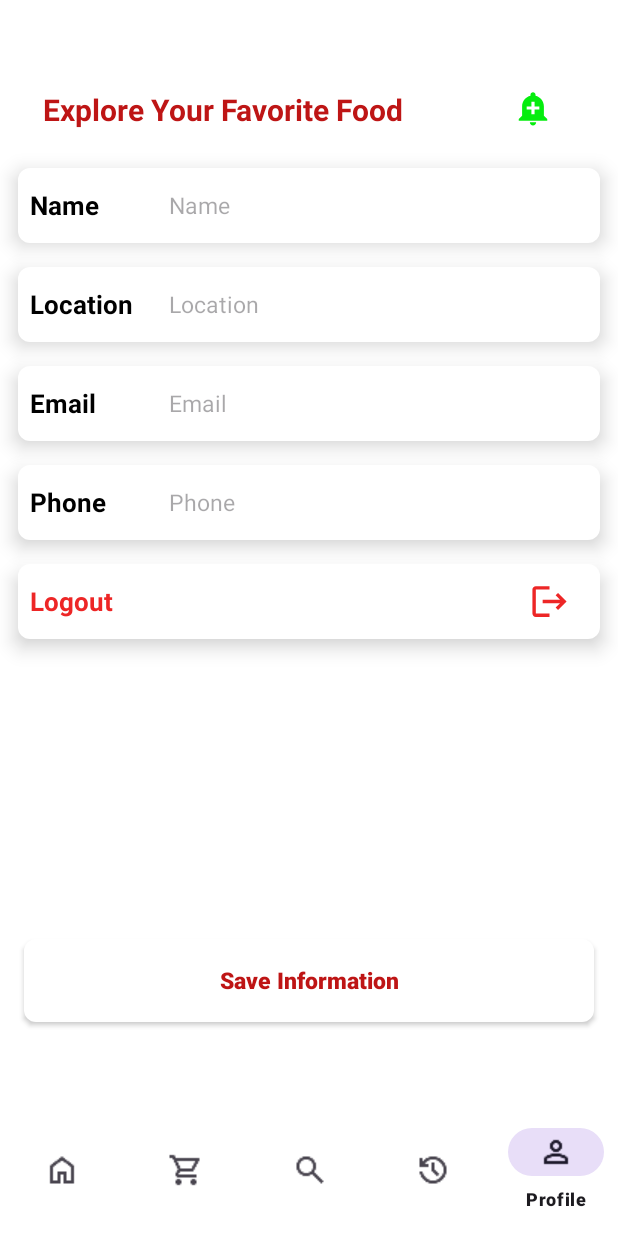
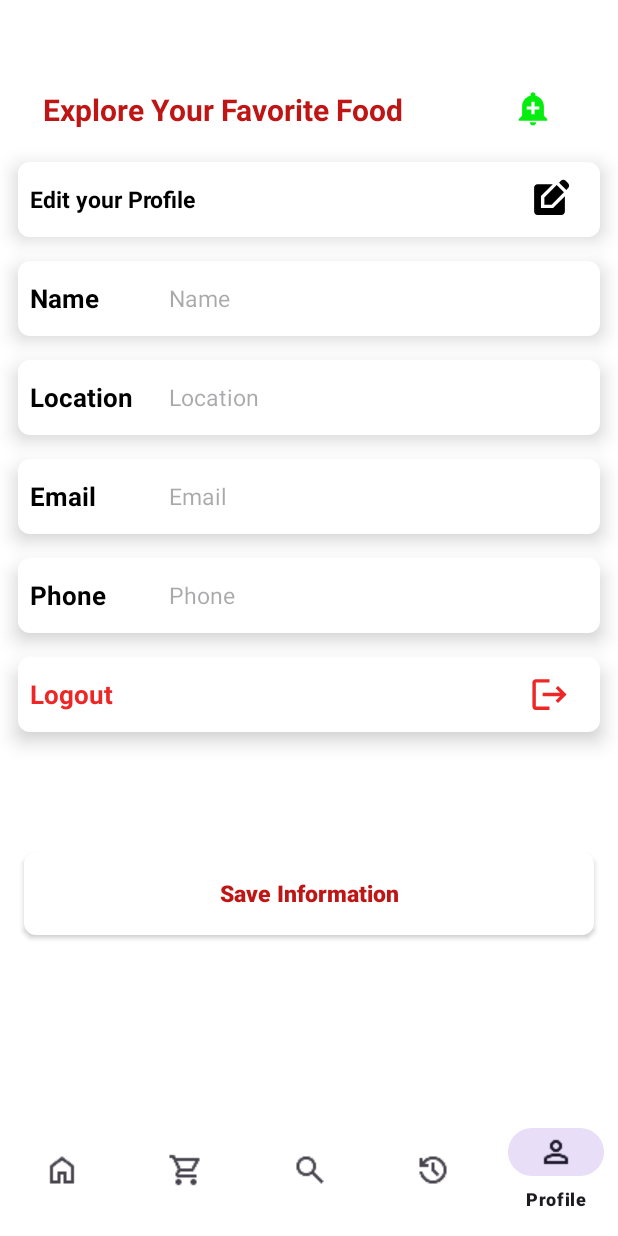
Before and after one commit to Pradeep912830/QuickBite, an Android app: the ProfileFragment screen opened through its navigation route, on a phone screen of 412 x 824 dp. Run offline under Robolectric (Android 15) with nearby library versions, the phone set to English and light mode, and no system bars; our stand-ins replace Firebase (no records; nobody signed in at launch, a user with empty details on screens opened directly), navigation-ui; libraries missing offline, so code that uses them is left out: com.denzcoskun.imageslider; pictures from the network do not load; 12 statements that could not run were skipped.

Commit message:
Profile completed

```diff
--- a/app/src/main/java/com/example/foodorderapp/Fragment/ProfileFragment.java
+++ b/app/src/main/java/com/example/foodorderapp/Fragment/ProfileFragment.java
@@ -1,35 +1,47 @@
 package com.example.foodorderapp.Fragment;
 
+import android.annotation.SuppressLint;
 import android.app.AlertDialog;
 import android.content.Intent;
 import android.os.Bundle;
 
+import androidx.annotation.NonNull;
 import androidx.appcompat.widget.AppCompatButton;
 import androidx.fragment.app.Fragment;
+
+import android.os.Handler;
 import android.view.LayoutInflater;
 import android.view.View;
 import android.view.ViewGroup;
 import android.widget.EditText;
 import android.widget.ImageView;
 import android.widget.ProgressBar;
+import android.widget.Toast;
 
 import com.example.foodorderapp.Login_Activity;
 import com.example.foodorderapp.R;
 import com.google.firebase.auth.FirebaseAuth;
+import com.google.firebase.database.DataSnapshot;
+import com.google.firebase.database.DatabaseError;
+import com.google.firebase.database.DatabaseReference;
+import com.google.firebase.database.FirebaseDatabase;
 
 
 public class ProfileFragment extends Fragment {
 
     private AppCompatButton btnSaveInformation;
-    private ImageView logout;
+    private ImageView logout, editProfile;
     private EditText userName, userLocation, userEmail;
     private FirebaseAuth auth;
     private View progressOverLay;
     private ProgressBar progressBar;
+    private DatabaseReference reference;
+    private String uid;
 
 
 
 
+    @SuppressLint({"WrongViewCast", "MissingInflatedId"})
     @Override
     public View onCreateView(LayoutInflater inflater, ViewGroup container,
                              Bundle savedInstanceState) {
@@ -43,10 +55,31 @@ public class ProfileFragment extends Fragment {
         userLocation = view.findViewById(R.id.userLocation);
         progressOverLay = view.findViewById(R.id.progressOverlay);
         progressBar = view.findViewById(R.id.progressBar);
+        editProfile = view.findViewById(R.id.editProfile);
 
+        uid = FirebaseAuth.getInstance().getCurrentUser().getUid();
         auth = FirebaseAuth.getInstance();
+        reference = FirebaseDatabase.getInstance().getReference("Users").child(uid);
+
 
         logout.setOnClickListener(v ->showLogoutDialog());
+
+        setEditable(false);
+        fetchUserData();
+
+        editProfile.setOnClickListener(v ->{
+            showProgress(true);
+            new Handler().postDelayed(() ->{
+                setEditable(true);
+                showProgress(false);
+                Toast.makeText(getContext(), "You can edit now!", Toast.LENGTH_SHORT).show();
+            }, 2000);
+        });
+
+        btnSaveInformation.setOnClickListener(v->{
+            showProgress(true);
+            new Handler().postDelayed(this::saveUserData, 2000);
+        });
 
         return view;
     }
@@ -82,4 +115,72 @@ public class ProfileFragment extends Fragment {
             }
         }, 2000); // 2000 ms = 2 sec
     }
+
+
+    private void fetchUserData() {
+        reference.addListenerForSingleValueEvent(new com.google.firebase.database.ValueEventListener() {
+            @Override
+            public void onDataChange(@NonNull DataSnapshot snapshot) {
+                if (snapshot.exists()) {
+                    String name = snapshot.child("name").getValue(String.class);
+                    String location = snapshot.child("Location").getValue(String.class);
+                    String email = snapshot.child("email").getValue(String.class);
+
+                    userName.setText(name);
+                    userEmail.setText(email);
+                    userLocation.setText(location);
+                }
+            }
+
+            @Override
+            public void onCancelled(@NonNull DatabaseError error) {
+                showProgress(false);
+                Toast.makeText(getContext(), "Failed to fetch the data!", Toast.LENGTH_SHORT).show();
+            }
+        });
+    }
+
+
+    private void saveUserData(){
+        String name = userName.getText().toString().trim();
+        String email = userEmail.getText().toString().trim();
+        String Location = userLocation.getText().toString().trim();
+
+        if(name.isEmpty()){
+            userName.setError("Fill User Name");
+            showProgress(false);
+        } else if (email.isEmpty()) {
+            userEmail.setError("Fill User Email");
+            showProgress(false);
+        } else if (Location.isEmpty()) {
+            userLocation.setError("Fill User Location");
+            showProgress(false);
+        }else {
+            reference.child("name").setValue(name);
+            reference.child("Location").setValue(Location);
+            reference.child("email").setValue(email).addOnCompleteListener(task -> {
+                showProgress(false);
+                if(task.isSuccessful()){
+                    Toast.makeText(getContext(), "Data Saved!", Toast.LENGTH_SHORT).show();
+                    setEditable(false);
+                }else {
+                    Toast.makeText(getContext(), "Failed to Save!", Toast.LENGTH_SHORT).show();
+                }
+            });
+
+            showProgress(false);
+        }
+    }
+
+    private void setEditable(boolean enabled){
+        userName.setEnabled(enabled);
+        userLocation.setEnabled(enabled);
+        userEmail.setEnabled(enabled);
+    }
+
+    private void showProgress(boolean show){
+        progressOverLay.setVisibility(show ? View.VISIBLE : View.GONE);
+        progressBar.setVisibility(show ? View.VISIBLE : View.GONE);
+    }
+
 }
--- /dev/null
+++ b/app/src/main/res/drawable/baseline_edit_square_24.xml
@@ -0,0 +1,9 @@
+<vector xmlns:android="http://schemas.android.com/apk/res/android" android:height="24dp" android:tint="#000000" android:viewportHeight="24" android:viewportWidth="24" android:width="24dp">
+
+    <path android:fillColor="@android:color/white" android:pathData="M7,17V9.93L13.93,3l0,0H5C3.9,3 3,3.9 3,5v14c0,1.1 0.9,2 2,2h14c1.1,0 2,-0.9 2,-2v-8.93L14.07,17H7z"/>
+
+    <path android:fillColor="@android:color/white" android:pathData="M9,15l4.24,0l7.2,-7.2l-4.24,-4.24l-7.2,7.2z"/>
+
+    <path android:fillColor="@android:color/white" android:pathData="M22.91,2.49l-1.41,-1.41c-0.78,-0.78 -2.05,-0.78 -2.83,0l-1.06,1.06l4.24,4.24l1.06,-1.06C23.7,4.54 23.7,3.27 22.91,2.49z"/>
+
+</vector>
--- a/app/src/main/res/layout/fragment_profile.xml
+++ b/app/src/main/res/layout/fragment_profile.xml
@@ -13,6 +13,40 @@
        android:layout_height="match_parent"
        android:orientation="vertical">
 
+          <LinearLayout
+              android:layout_width="match_parent"
+              android:layout_height="50dp"
+              android:layout_marginLeft="12dp"
+              android:layout_marginRight="12dp"
+              android:layout_gravity="center_vertical"
+              android:gravity="center_vertical"
+              android:elevation="8dp"
+              android:layout_marginTop="12dp"
+              android:background="@drawable/profile_backgroung"
+              android:orientation="horizontal">
+
+              <TextView
+                  android:layout_width="match_parent"
+                  android:layout_height="match_parent"
+                  android:layout_gravity="right"
+                  android:text="Edit your Profile"
+                  android:textColor="@color/black"
+                  android:gravity="center_vertical"
+                  android:layout_weight="1"
+                  android:textSize="15sp"
+                  android:background="@drawable/profile_backgroung"
+                  android:paddingLeft="8dp"
+                  android:textStyle="bold"/>
+
+              <ImageView
+                  android:id="@+id/editProfile"
+                  android:layout_width="27dp"
+                  android:layout_height="27dp"
+                  android:layout_gravity="right|center_vertical"
+                  android:layout_marginRight="20dp"
+                  android:src="@drawable/baseline_edit_square_24" />
+
+          </LinearLayout>
 
        <LinearLayout
            android:layout_width="match_parent"
@@ -179,7 +213,7 @@
                android:id="@+id/logout"
                android:layout_width="27dp"
                android:layout_height="27dp"
-               android:layout_gravity="right | center_vertical"
+               android:layout_gravity="right|center_vertical"
                android:layout_marginRight="20dp"
                android:src="@drawable/baseline_logout_24"
                app:tint="#ED2626" />
@@ -194,7 +228,7 @@
            android:text="Save Information"
            android:textStyle="bold"
            android:textSize="15sp"
-           android:layout_marginTop="200dp"
+           android:layout_marginTop="80dp"
            android:layout_marginRight="16dp"
            android:elevation="20dp"
            android:layout_marginLeft="16dp"
```
